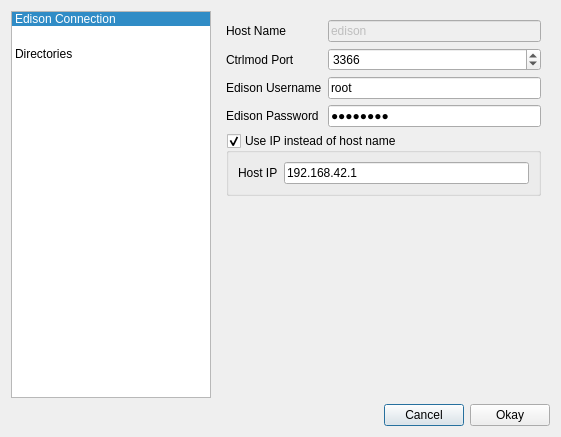
Above: ui/preferences_dialog.ui from dprandle/scanview before the change. Below: the same form after it.
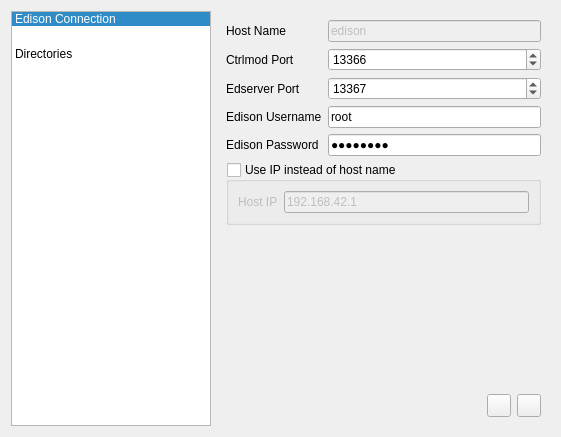
That is the form after the change. Icons and pictures are not drawn.

Patch:
```diff
--- a/ui/preferences_dialog.ui
+++ b/ui/preferences_dialog.ui
@@ -95,28 +95,28 @@
         <layout class="QVBoxLayout" name="verticalLayout">
          <item>
           <layout class="QFormLayout" name="formLayout_3">
-           <item row="2" column="0">
+           <item row="3" column="0">
             <widget class="QLabel" name="label_3">
              <property name="text">
               <string>Edison Username</string>
              </property>
             </widget>
            </item>
-           <item row="2" column="1">
+           <item row="3" column="1">
             <widget class="QLineEdit" name="le_username">
              <property name="text">
               <string>root</string>
              </property>
             </widget>
            </item>
-           <item row="3" column="0">
+           <item row="4" column="0">
             <widget class="QLabel" name="label_4">
              <property name="text">
               <string>Edison Password</string>
              </property>
             </widget>
            </item>
-           <item row="3" column="1">
+           <item row="4" column="1">
             <widget class="QLineEdit" name="le_password">
              <property name="text">
               <string>abcd1234</string>
@@ -155,11 +155,34 @@
            </item>
            <item row="1" column="1">
             <widget class="QSpinBox" name="sb_port">
+             <property name="minimum">
+              <number>1024</number>
+             </property>
              <property name="maximum">
               <number>65536</number>
              </property>
              <property name="value">
-              <number>3366</number>
+              <number>13366</number>
+             </property>
+            </widget>
+           </item>
+           <item row="2" column="0">
+            <widget class="QLabel" name="label_6">
+             <property name="text">
+              <string>Edserver Port</string>
+             </property>
+            </widget>
+           </item>
+           <item row="2" column="1">
+            <widget class="QSpinBox" name="sb_edserver_port">
+             <property name="minimum">
+              <number>1024</number>
+             </property>
+             <property name="maximum">
+              <number>65536</number>
+             </property>
+             <property name="value">
+              <number>13367</number>
              </property>
             </widget>
            </item>
@@ -174,7 +197,7 @@
             <bool>true</bool>
            </property>
            <property name="checked">
-            <bool>true</bool>
+            <bool>false</bool>
            </property>
            <layout class="QFormLayout" name="formLayout">
             <item row="0" column="0">
@@ -207,6 +230,45 @@
            </property>
           </spacer>
          </item>
+         <item>
+          <layout class="QHBoxLayout" name="horizontalLayout_6">
+           <item>
+            <spacer name="horizontalSpacer">
+             <property name="orientation">
+              <enum>Qt::Horizontal</enum>
+             </property>
+             <property name="sizeHint" stdset="0">
+              <size>
+               <width>40</width>
+               <height>20</height>
+              </size>
+             </property>
+            </spacer>
+           </item>
+           <item>
+            <widget class="QToolButton" name="btn_load_config">
+             <property name="text">
+              <string/>
+             </property>
+             <property name="icon">
+              <iconset resource="../scanview_icons.qrc">
+               <normaloff>:/toolbars/icons/toolbars/load_config.png</normaloff>:/toolbars/icons/toolbars/load_config.png</iconset>
+             </property>
+            </widget>
+           </item>
+           <item>
+            <widget class="QToolButton" name="btn_save_config">
+             <property name="text">
+              <string/>
+             </property>
+             <property name="icon">
+              <iconset resource="../scanview_icons.qrc">
+               <normaloff>:/toolbars/icons/toolbars/save_cfg.png</normaloff>:/toolbars/icons/toolbars/save_cfg.png</iconset>
+             </property>
+            </widget>
+           </item>
+          </layout>
+         </item>
         </layout>
        </widget>
        <widget class="QWidget" name="dirs">
@@ -291,37 +353,6 @@
      </item>
     </layout>
    </item>
-   <item>
-    <layout class="QHBoxLayout" name="horizontalLayout">
-     <item>
-      <spacer name="horizontalSpacer">
-       <property name="orientation">
-        <enum>Qt::Horizontal</enum>
-       </property>
-       <property name="sizeHint" stdset="0">
-        <size>
-         <width>40</width>
-         <height>20</height>
-        </size>
-       </property>
-      </spacer>
-     </item>
-     <item>
-      <widget class="QPushButton" name="btn_cancel">
-       <property name="text">
-        <string>Cancel</string>
-       </property>
-      </widget>
-     </item>
-     <item>
-      <widget class="QPushButton" name="btn_okay">
-       <property name="text">
-        <string>Okay</string>
-       </property>
-      </widget>
-     </item>
-    </layout>
-   </item>
   </layout>
  </widget>
  <resources>
```
Left out of the diff: 40 changed lines with no effect on the pictures.
